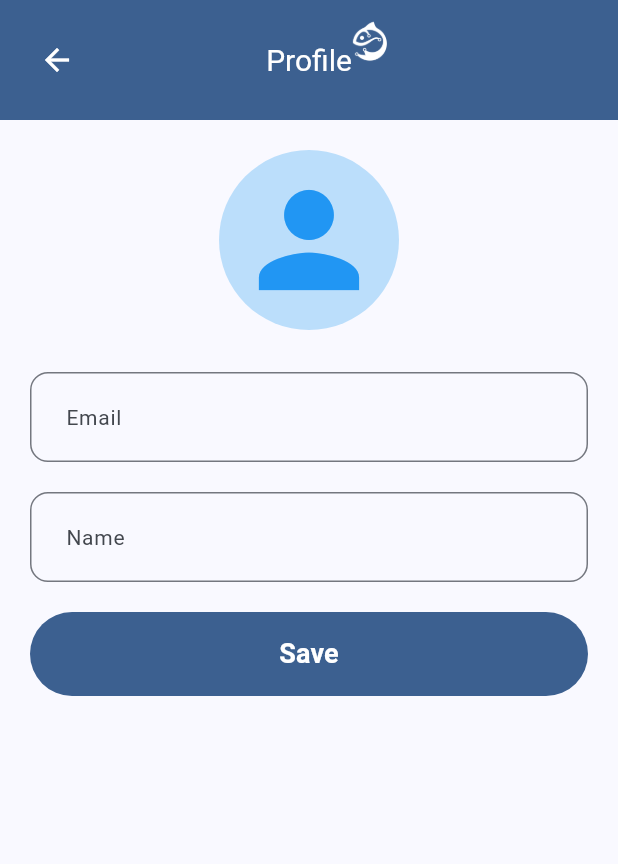
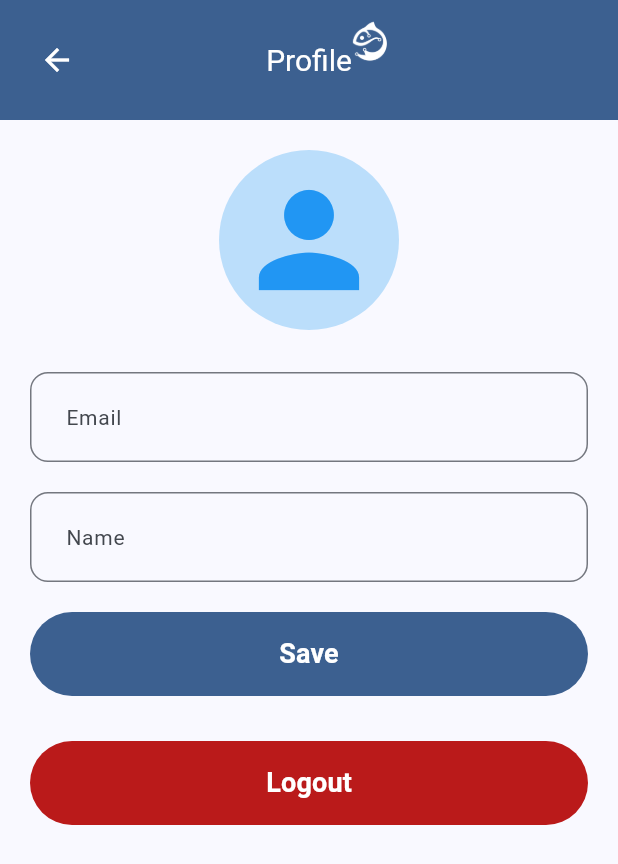
Before and after one commit to IndraMakassar/FishTech, a Flutter app: the ProfileScreen screen opened by its route, on a phone screen of 412 x 824 dp. Shown: the top 864 px of the screen. Run offline on Flutter 3.47's test engine with Material 3 defaults, Android fonts, the phone set to English and light mode, and no system bars; our stand-ins replace equatable, fl_chart, flutter_bloc, flutter_native_splash, gap, get_it and 4 more; missing offline and left inert: mobile_scanner; accounts and stored records are empty.

Commit message:
add logout button in profile

```diff
--- a/lib/view/pages/profile_screen.dart
+++ b/lib/view/pages/profile_screen.dart
@@ -14,9 +14,7 @@
   @override
   void initState() {
     super.initState();
-    final state = context
-        .read<AuthBloc>()
-        .state;
+    final state = context.read<AuthBloc>().state;
     if (state is AuthSuccess) {
       _nameController.text = state.session.user.userMetadata!['Display name'];
       _emailController.text = state.session.user.email!;
@@ -85,7 +83,9 @@
                               text: "Save",
                               onPressed: () {
                                 if (state is AuthSuccess) {
-                                  if (_nameController.text != state.session.user.userMetadata!['Display name']) {
+                                  if (_nameController.text !=
+                                      state.session.user
+                                          .userMetadata!['Display name']) {
                                     context.read<AuthBloc>().add(UserChangeName(
                                         newName: _nameController.text.trim()));
                                   }
@@ -94,6 +94,14 @@
                             ),
                           ],
                         ),
+                      ),
+                      const Gap(30),
+                      CustomButton(
+                        text: 'Logout',
+                        backgroundColor: Theme.of(context).colorScheme.error,
+                        onPressed: () {
+                          context.read<AuthBloc>().add(UserSignOut());
+                        },
                       ),
                     ],
                   ),
```
